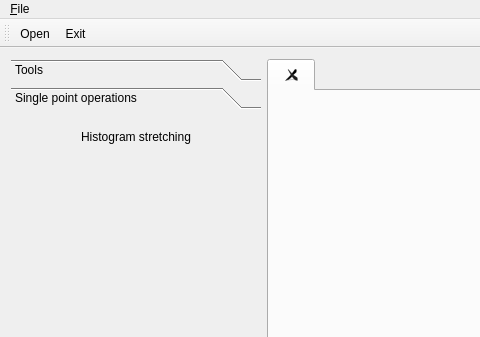
Shadasviar/APOD, file mainwindow.ui: the form before one commit; both pictures show x 0 to 480 and y 0 to 337 of the 578 by 442 pixel window.
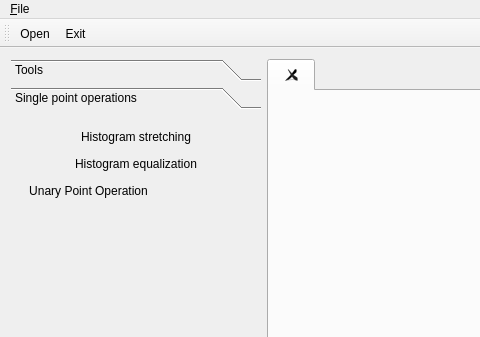
The form after the commit. The open tabs and pages were chosen to show the change. Icons and pictures are not drawn.

Commit message: Add widget for histogram equalization

```diff
--- a/mainwindow.ui
+++ b/mainwindow.ui
@@ -164,8 +164,8 @@
           <rect>
            <x>0</x>
            <y>0</y>
-           <width>232</width>
-           <height>60</height>
+           <width>250</width>
+           <height>226</height>
           </rect>
          </property>
          <attribute name="label">
@@ -198,6 +198,52 @@
             </property>
            </widget>
           </item>
+          <item>
+           <widget class="QToolButton" name="equiliseButton">
+            <property name="sizePolicy">
+             <sizepolicy hsizetype="Expanding" vsizetype="Fixed">
+              <horstretch>0</horstretch>
+              <verstretch>0</verstretch>
+             </sizepolicy>
+            </property>
+            <property name="text">
+             <string>Histogram equalization</string>
+            </property>
+            <property name="icon">
+             <iconset resource="images.qrc">
+              <normaloff>:/Resources/Histogrameq.png</normaloff>:/Resources/Histogrameq.png</iconset>
+            </property>
+            <property name="checkable">
+             <bool>true</bool>
+            </property>
+            <property name="toolButtonStyle">
+             <enum>Qt::ToolButtonTextBesideIcon</enum>
+            </property>
+            <property name="autoRaise">
+             <bool>true</bool>
+            </property>
+           </widget>
+          </item>
+          <item>
+           <widget class="QToolButton" name="UPOButton">
+            <property name="text">
+             <string>Unary Point Operation</string>
+            </property>
+            <property name="icon">
+             <iconset resource="images.qrc">
+              <normaloff>:/Resources/math_ops.png</normaloff>:/Resources/math_ops.png</iconset>
+            </property>
+            <property name="checkable">
+             <bool>true</bool>
+            </property>
+            <property name="toolButtonStyle">
+             <enum>Qt::ToolButtonTextBesideIcon</enum>
+            </property>
+            <property name="autoRaise">
+             <bool>true</bool>
+            </property>
+           </widget>
+          </item>
           <item>
            <spacer name="verticalSpacer_2">
             <property name="orientation">
```
Left out of the diff: 2 changed lines with no effect on the pictures. The commit also changes 12 other files.
